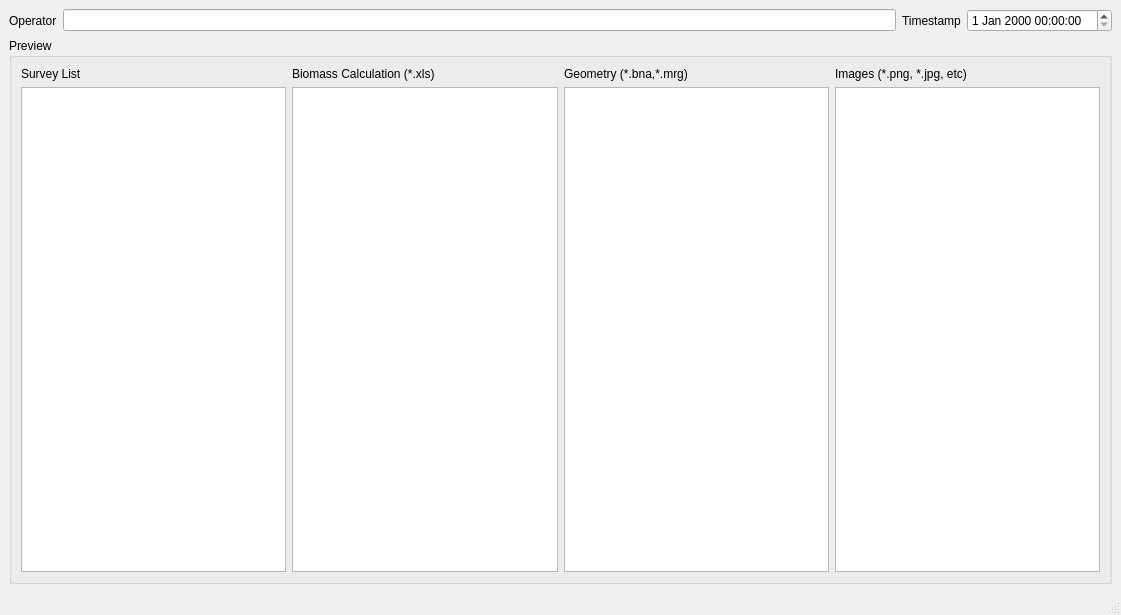
doublebyte1/group_tool, file mainfrm.ui: the form before one commit.
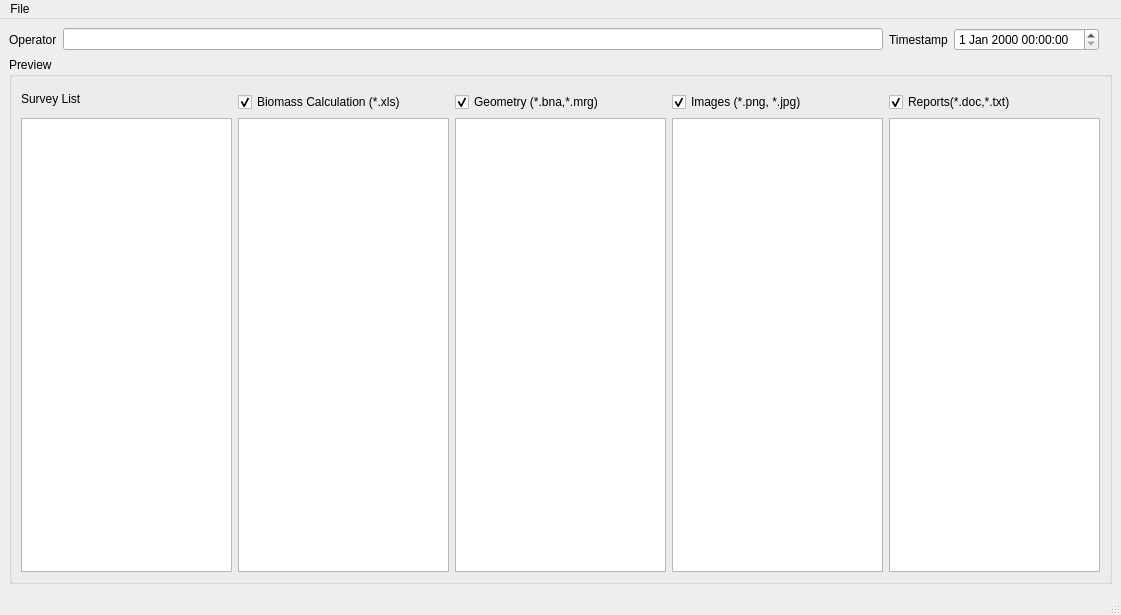
The form after the commit.

Commit message: - Replaced simple file view function by function that scans recursively for files, inside each root dir until maxmimum depth - replaced listviews by tableviews that show filename and path - replace filesystem models from the tableviews, by standarditemmodels - added extra tableview for reports (documents) - added checboxes to hide/show tableviews - added file browser to set the root directory - added label to show the toor directory - added slot linked to the double-click on table reports

```diff
--- a/mainfrm.ui
+++ b/mainfrm.ui
@@ -43,6 +43,13 @@
       <item>
        <widget class="QDateTimeEdit" name="timestamp"/>
       </item>
+      <item>
+       <widget class="QLabel" name="lbRootDir">
+        <property name="text">
+         <string/>
+        </property>
+       </widget>
+      </item>
      </layout>
     </item>
     <item>
@@ -51,7 +58,7 @@
        <string>Preview</string>
       </property>
       <layout class="QGridLayout" name="gridLayout">
-       <item row="0" column="0">
+       <item row="0" column="0" rowspan="2">
         <widget class="QLabel" name="label_3">
          <property name="text">
           <string>Survey List</string>
@@ -61,13 +68,13 @@
          </property>
         </widget>
        </item>
-       <item row="0" column="1">
-        <widget class="QLabel" name="label_4">
-         <property name="text">
-          <string>Biomass Calculation (*.xls)</string>
+       <item row="2" column="0">
+        <widget class="QTreeView" name="treeView">
+         <property name="alternatingRowColors">
+          <bool>true</bool>
          </property>
-         <property name="scaledContents">
-          <bool>false</bool>
+         <property name="sortingEnabled">
+          <bool>true</bool>
          </property>
          <property name="wordWrap">
           <bool>true</bool>
@@ -77,49 +84,157 @@
          </property>
         </widget>
        </item>
-       <item row="0" column="2">
-        <widget class="QLabel" name="label_5">
-         <property name="text">
-          <string>Geometry (*.bna,*.mrg)</string>
+       <item row="2" column="1">
+        <widget class="QTableView" name="tableBiomass">
+         <property name="editTriggers">
+          <set>QAbstractItemView::NoEditTriggers</set>
          </property>
-         <property name="scaledContents">
+         <property name="alternatingRowColors">
+          <bool>true</bool>
+         </property>
+         <property name="selectionBehavior">
+          <enum>QAbstractItemView::SelectRows</enum>
+         </property>
+         <property name="sortingEnabled">
+          <bool>true</bool>
+         </property>
+         <attribute name="horizontalHeaderVisible">
           <bool>false</bool>
+         </attribute>
+         <attribute name="horizontalHeaderCascadingSectionResizes">
+          <bool>true</bool>
+         </attribute>
+         <attribute name="horizontalHeaderStretchLastSection">
+          <bool>true</bool>
+         </attribute>
+         <attribute name="verticalHeaderCascadingSectionResizes">
+          <bool>true</bool>
+         </attribute>
+         <attribute name="verticalHeaderStretchLastSection">
+          <bool>false</bool>
+         </attribute>
+        </widget>
+       </item>
+       <item row="2" column="2">
+        <widget class="QTableView" name="tableGeom">
+         <property name="editTriggers">
+          <set>QAbstractItemView::NoEditTriggers</set>
          </property>
-         <property name="wordWrap">
+         <property name="alternatingRowColors">
           <bool>true</bool>
          </property>
          <property name="buddy">
           <cstring>listGeom</cstring>
          </property>
+         <attribute name="horizontalHeaderVisible">
+          <bool>false</bool>
+         </attribute>
+         <attribute name="horizontalHeaderCascadingSectionResizes">
+          <bool>true</bool>
+         </attribute>
+         <attribute name="horizontalHeaderStretchLastSection">
+          <bool>true</bool>
+         </attribute>
+         <attribute name="verticalHeaderVisible">
+          <bool>true</bool>
+         </attribute>
+         <attribute name="verticalHeaderCascadingSectionResizes">
+          <bool>true</bool>
+         </attribute>
         </widget>
        </item>
-       <item row="0" column="3">
-        <widget class="QLabel" name="label_6">
-         <property name="text">
-          <string>Images (*.png, *.jpg, etc)</string>
+       <item row="2" column="3">
+        <widget class="QTableView" name="tableImages">
+         <property name="editTriggers">
+          <set>QAbstractItemView::NoEditTriggers</set>
          </property>
-         <property name="scaledContents">
-          <bool>false</bool>
-         </property>
-         <property name="wordWrap">
+         <property name="alternatingRowColors">
           <bool>true</bool>
          </property>
          <property name="buddy">
           <cstring>listImages</cstring>
          </property>
+         <attribute name="horizontalHeaderVisible">
+          <bool>false</bool>
+         </attribute>
+         <attribute name="horizontalHeaderCascadingSectionResizes">
+          <bool>true</bool>
+         </attribute>
+         <attribute name="horizontalHeaderStretchLastSection">
+          <bool>true</bool>
+         </attribute>
+         <attribute name="verticalHeaderVisible">
+          <bool>true</bool>
+         </attribute>
+         <attribute name="verticalHeaderCascadingSectionResizes">
+          <bool>true</bool>
+         </attribute>
         </widget>
        </item>
-       <item row="1" column="0">
-        <widget class="QTreeView" name="treeView"/>
+       <item row="2" column="4">
+        <widget class="QTableView" name="tableReports">
+         <property name="editTriggers">
+          <set>QAbstractItemView::NoEditTriggers</set>
+         </property>
+         <property name="selectionBehavior">
+          <enum>QAbstractItemView::SelectRows</enum>
+         </property>
+         <attribute name="horizontalHeaderVisible">
+          <bool>false</bool>
+         </attribute>
+         <attribute name="horizontalHeaderCascadingSectionResizes">
+          <bool>true</bool>
+         </attribute>
+         <attribute name="horizontalHeaderStretchLastSection">
+          <bool>true</bool>
+         </attribute>
+         <attribute name="verticalHeaderVisible">
+          <bool>true</bool>
+         </attribute>
+         <attribute name="verticalHeaderCascadingSectionResizes">
+          <bool>true</bool>
+         </attribute>
+        </widget>
        </item>
        <item row="1" column="1">
-        <widget class="QListView" name="listBiomass"/>
+        <widget class="QCheckBox" name="checkBiomass">
+         <property name="text">
+          <string>Biomass Calculation (*.xls)</string>
+         </property>
+         <property name="checked">
+          <bool>true</bool>
+         </property>
+        </widget>
        </item>
        <item row="1" column="2">
-        <widget class="QListView" name="listGeom"/>
+        <widget class="QCheckBox" name="checkGeom">
+         <property name="text">
+          <string>Geometry (*.bna,*.mrg)</string>
+         </property>
+         <property name="checked">
+          <bool>true</bool>
+         </property>
+        </widget>
        </item>
        <item row="1" column="3">
-        <widget class="QListView" name="listImages"/>
+        <widget class="QCheckBox" name="checkImages">
+         <property name="text">
+          <string>Images (*.png, *.jpg)</string>
+         </property>
+         <property name="checked">
+          <bool>true</bool>
+         </property>
+        </widget>
+       </item>
+       <item row="1" column="4">
+        <widget class="QCheckBox" name="checkReports">
+         <property name="text">
+          <string>Reports(*.doc,*.txt)</string>
+         </property>
+         <property name="checked">
+          <bool>true</bool>
+         </property>
+        </widget>
        </item>
       </layout>
      </widget>
@@ -135,6 +250,13 @@
      <height>21</height>
     </rect>
    </property>
+   <widget class="QMenu" name="menuFile">
+    <property name="title">
+     <string>File</string>
+    </property>
+    <addaction name="actionChoose_Root_Directory"/>
+   </widget>
+   <addaction name="menuFile"/>
   </widget>
   <widget class="QStatusBar" name="statusbar"/>
  </widget>
```
Left out of the diff: 120 changed lines with no effect on the pictures. The commit also changes 4 other files.
